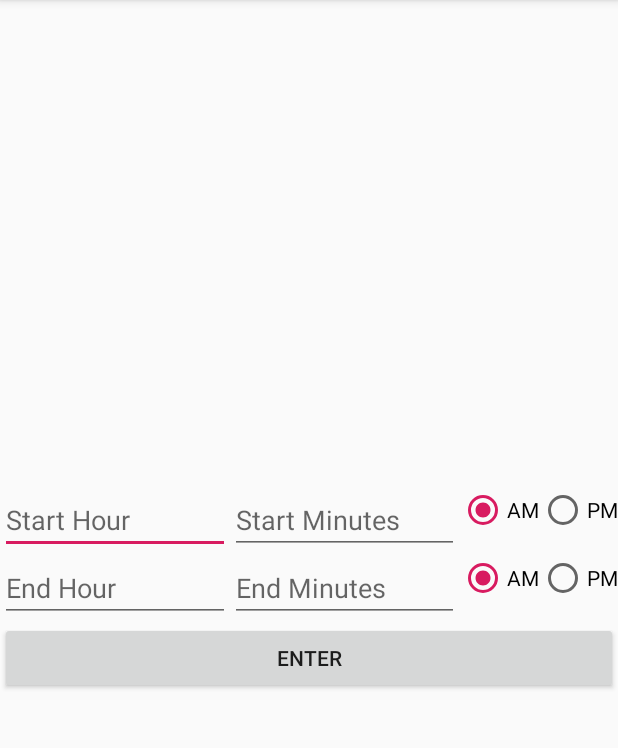
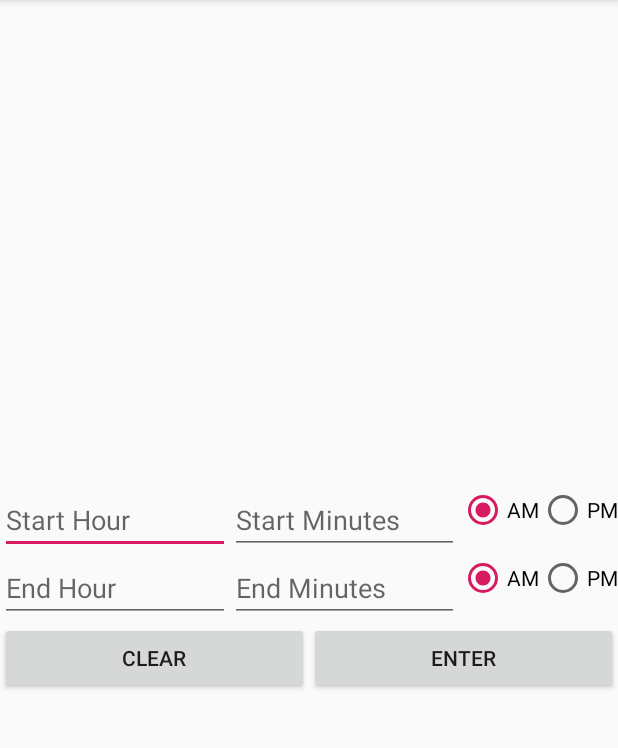
Before and after one commit to alan-lam/Time-Difference, an Android app: the screen it shows after launch (MainActivity), on a phone screen of 412 x 824 dp, the part 84-832 px from its top. Run offline under Robolectric (Android 15) with nearby library versions, the phone set to English and light mode, and no system bars.

Commit message:
added clear button and implemented time checking logic

```diff
--- a/app/src/main/java/com/example/timedifference/MainActivity.java
+++ b/app/src/main/java/com/example/timedifference/MainActivity.java
@@ -2,12 +2,55 @@ package com.example.timedifference;
 
 import android.support.v7.app.AppCompatActivity;
 import android.os.Bundle;
+import android.view.View;
+import android.widget.EditText;
+import android.widget.Toast;
 
 public class MainActivity extends AppCompatActivity {
+
+    EditText startHourEditText;
+    EditText startMinuteEditText;
+    EditText endHourEditText;
+    EditText endMinuteEditText;
 
     @Override
     protected void onCreate(Bundle savedInstanceState) {
         super.onCreate(savedInstanceState);
         setContentView(R.layout.activity_main);
+        startHourEditText = findViewById(R.id.start_hour);
+        startMinuteEditText = findViewById(R.id.start_minutes);
+        endHourEditText = findViewById(R.id.end_hour);
+        endMinuteEditText = findViewById(R.id.end_minutes);
+    }
+
+    public void calculate(View view) {
+        String startHourString = startHourEditText.getText().toString();
+        String startMinuteString = startMinuteEditText.getText().toString();
+        String endHourString = endHourEditText.getText().toString();
+        String endMinuteString = endMinuteEditText.getText().toString();
+
+        if (startHourString.matches("") || startMinuteString.matches("") || endHourString.matches("") || endMinuteString.matches("")) {
+            Toast.makeText(this, "Please fill out all fields", Toast.LENGTH_SHORT).show();
+            return;
+        }
+
+        int startHour = Integer.parseInt(startHourString);
+        int startMinute = Integer.parseInt(startMinuteString);
+        int endHour = Integer.parseInt(endHourString);
+        int endMinute = Integer.parseInt(endMinuteString);
+
+        if (startHour > 12 || startHour < 1 || endHour < 1 || endHour > 12) {
+            Toast.makeText(this, "Enter hour between 1 and 12", Toast.LENGTH_SHORT).show();
+        }
+        else if (startMinute > 59 || endMinute > 59) {
+            Toast.makeText(this, "Enter minutes between 0 and 59", Toast.LENGTH_SHORT).show();
+        }
+    }
+
+    public void clear(View view) {
+        startHourEditText.setText("");
+        startMinuteEditText.setText("");
+        endHourEditText.setText("");
+        endMinuteEditText.setText("");
     }
 }
--- a/app/src/main/res/layout/activity_main.xml
+++ b/app/src/main/res/layout/activity_main.xml
@@ -96,10 +96,25 @@
 
     </GridLayout>
 
-    <Button
+    <LinearLayout
         android:layout_width="match_parent"
         android:layout_height="wrap_content"
-        android:gravity="center"
-        android:text="enter"/>
+        android:orientation="horizontal">
+
+        <Button
+            android:layout_width="0dp"
+            android:layout_weight="1"
+            android:layout_height="wrap_content"
+            android:text="clear"
+            android:onClick="clear" />
+
+        <Button
+            android:layout_width="0dp"
+            android:layout_weight="1"
+            android:layout_height="wrap_content"
+            android:text="enter"
+            android:onClick="calculate" />
+
+    </LinearLayout>
 
 </LinearLayout>
```
